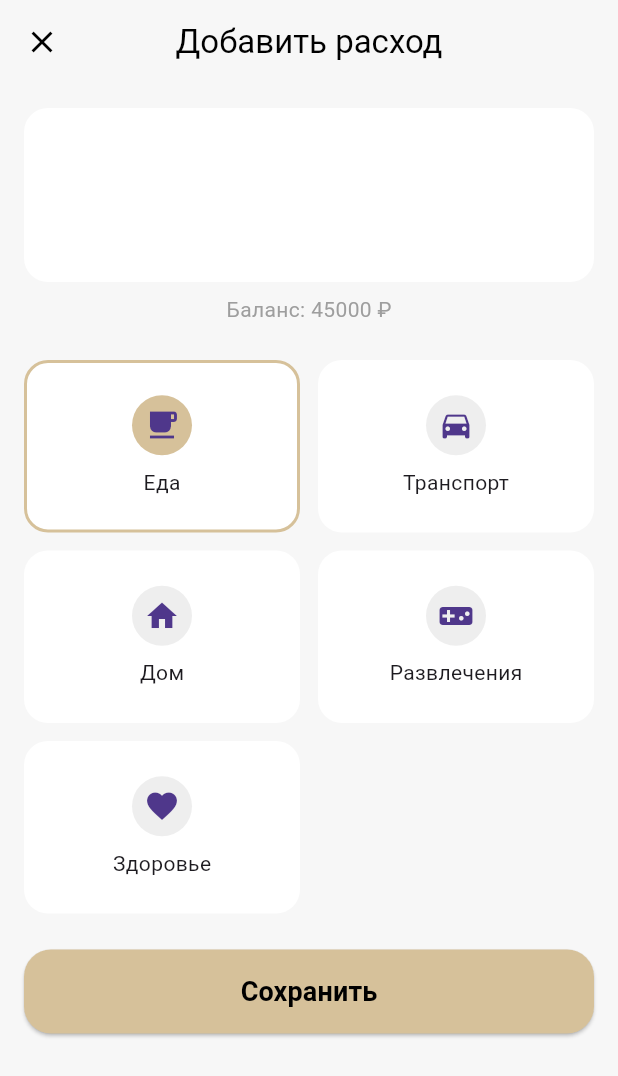
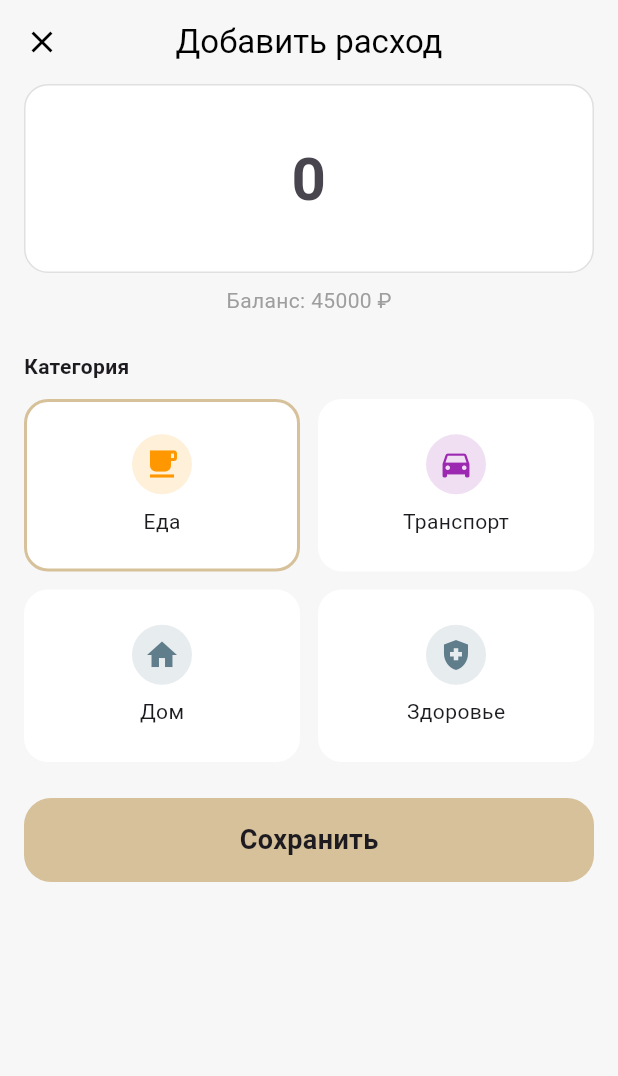
Before and after one commit to mrgsdev/budget_app, a Flutter app: the screen it shows after launch, after a tap on the "add" icon, on a phone screen of 412 x 824 dp. Shown: the top 1076 px of the screen. Run offline on Flutter 3.47's test engine with Material 3 defaults, Android fonts, the phone set to English and light mode, and no system bars; our stand-ins replace hive, hive_flutter; accounts and stored records are empty.

Commit message:
Изправление багов и начало добавления Hive

```diff
--- /dev/null
+++ b/budget_app/lib/data/categories_data.dart
@@ -0,0 +1,21 @@
+import 'package:flutter/material.dart';
+import '../models/category.dart';
+
+class CategoriesData {
+  static final List<Category> categories = [
+    Category(name: 'Еда', icon: Icons.local_cafe, color: Colors.orange),
+    Category(name: 'Транспорт',icon: Icons.directions_car,color: Colors.purple),
+    Category(name: 'Дом', icon: Icons.home, color: Colors.blueGrey),
+    Category(name: 'Здоровье', icon: Icons.health_and_safety_sharp, color: Colors.blueGrey),
+  ];
+
+  static void add(Category c) => categories.add(c);
+
+  static void update(int index, Category c) {
+    categories[index] = c;
+  }
+
+  static void remove(int index) {
+    categories.removeAt(index);
+  }
+}
--- a/budget_app/lib/main.dart
+++ b/budget_app/lib/main.dart
@@ -1,6 +1,22 @@
 import 'package:flutter/material.dart';
-import 'screens/home_screen.dart';
-void main() {
+import 'package:hive_flutter/hive_flutter.dart';
+
+import 'models/expense_model.dart';
+import 'models/currency.dart';
+import 'screens/main_screen.dart';
+
+void main() async {
+  WidgetsFlutterBinding.ensureInitialized();
+  await Hive.initFlutter();
+
+  // ✅ Регистрируем адаптеры
+  Hive.registerAdapter(ExpenseModelAdapter());
+  Hive.registerAdapter(CurrencyAdapter());
+
+  // ✅ Открываем box'ы
+  await Hive.openBox<ExpenseModel>('expenses');
+  await Hive.openBox('settings');
+
   runApp(const MyApp());
 }
 
@@ -11,7 +27,7 @@ class MyApp extends StatelessWidget {
   Widget build(BuildContext context) {
     return const MaterialApp(
       debugShowCheckedModeBanner: false,
-      home: HomeScreen(),
+      home: MainScreen(),
     );
   }
 }
--- /dev/null
+++ b/budget_app/lib/models/category.dart
@@ -0,0 +1,13 @@
+import 'package:flutter/material.dart';
+
+class Category {
+  final String name;
+  final IconData icon;
+  final Color color;
+
+  Category({
+    required this.name,
+    required this.icon,
+    required this.color,
+  });
+}
--- a/budget_app/lib/models/currency.dart
+++ b/budget_app/lib/models/currency.dart
@@ -1,16 +1,28 @@
-enum Currency { rub, usd, eur }
+import 'package:hive/hive.dart';
+
+part 'currency.g.dart';
+
+@HiveType(typeId: 2)
+enum Currency {
+  @HiveField(0)
+  rub,
+
+  @HiveField(1)
+  usd,
+
+  @HiveField(2)
+  eur,
+}
 
 extension CurrencyX on Currency {
   String get symbol {
     switch (this) {
-      case Currency.rub:
-        return '₽';
       case Currency.usd:
         return '\$';
       case Currency.eur:
         return '€';
+      case Currency.rub:
+        return '₽';
     }
   }
-
-  String get label => symbol;
 }
--- a/budget_app/lib/screens/add_expense_screen.dart
+++ b/budget_app/lib/screens/add_expense_screen.dart
@@ -1,18 +1,20 @@
 import 'package:flutter/material.dart';
 import 'package:flutter/services.dart';
-import 'package:intl/intl.dart';
+import '../models/expense.dart';
 import '../models/currency.dart';
-import '../models/expense.dart';
+import '../data/categories_data.dart';
+import '../models/category.dart';
 
 class AddExpenseScreen extends StatefulWidget {
   final int balance;
   final Currency currency;
-  final Expense? expense;
+  final Expense? expense; // для редактирования
+
   const AddExpenseScreen({
     super.key,
     required this.balance,
     required this.currency,
-    this.expense
+    this.expense,
   });
 
   @override
@@ -20,130 +22,153 @@ class AddExpenseScreen extends StatefulWidget {
 }
 
 class _AddExpenseScreenState extends State<AddExpenseScreen> {
-  final TextEditingController _controller = TextEditingController();
-  final NumberFormat _formatter = NumberFormat('#,###', 'ru_RU');
-
-  int _amount = 0;
-  String _category = 'Еда';
-
-  final List<_CategoryItem> _categories = const [
-    _CategoryItem('Еда', Icons.local_cafe),
-    _CategoryItem('Транспорт', Icons.directions_car),
-    _CategoryItem('Дом', Icons.home),
-    _CategoryItem('Развлечения', Icons.videogame_asset),
-    _CategoryItem('Здоровье', Icons.favorite),
-  ];
-
-  // @override
-  // void initState() {
-  //   super.initState();
-  //   _controller.text = '0';
-  // }
+  late TextEditingController _amountController;
+  late String _selectedCategory;
 
   @override
   void initState() {
     super.initState();
 
-  if (widget.expense != null) {
-    _amount = widget.expense!.amount;
-    _category = widget.expense!.category;
-    _controller.text = _formatter.format(_amount);
+    _amountController = TextEditingController(
+      text: widget.expense != null
+          ? widget.expense!.amount.toString()
+          : '',
+    );
+
+    _selectedCategory = widget.expense?.category ??
+        CategoriesData.categories.first.name;
   }
-}
+
   @override
   void dispose() {
-    _controller.dispose();
+    _amountController.dispose();
     super.dispose();
   }
 
-  void _onChanged(String value) {
-    final digits = value.replaceAll(RegExp(r'\D'), '');
-    final parsed = int.tryParse(digits) ?? 0;
-    final limited = parsed > widget.balance ? widget.balance : parsed;
+  void _save() {
+    int amount = int.tryParse(_amountController.text) ?? 0;
 
-    setState(() => _amount = limited);
+    if (amount <= 0) return;
 
-    final formatted =
-        _formatter.format(limited).replaceAll(',', ' ');
-
-    if (_controller.text != formatted) {
-      _controller.value = TextEditingValue(
-        text: formatted,
-        selection: TextSelection.collapsed(offset: formatted.length),
-      );
+    // 🔒 финальная защита
+    if (amount > widget.balance) {
+      amount = widget.balance;
     }
-  }
-
-  void _save() {
-    if (_amount == 0) return;
 
     Navigator.pop(
       context,
       Expense(
-    title: _category,
-    category: _category,
-    amount: _amount,
-    date: widget.expense?.date ?? DateTime.now(),
+        title: _selectedCategory,
+        category: _selectedCategory,
+        amount: amount,
+        date: DateTime.now(),
       ),
     );
   }
 
   @override
   Widget build(BuildContext context) {
+    final categories = CategoriesData.categories;
+
     return GestureDetector(
       onTap: () => FocusScope.of(context).unfocus(),
       child: Scaffold(
         resizeToAvoidBottomInset: true,
         backgroundColor: const Color(0xFFF7F7F7),
         appBar: AppBar(
+          elevation: 0,
           backgroundColor: Colors.transparent,
-          elevation: 0,
           leading: IconButton(
             icon: const Icon(Icons.close, color: Colors.black),
             onPressed: () => Navigator.pop(context),
           ),
-          title: const Text('Добавить расход',
-              style: TextStyle(color: Colors.black)),
+          title: const Text(
+            'Добавить расход',
+            style: TextStyle(color: Colors.black),
+          ),
           centerTitle: true,
         ),
-        body: SingleChildScrollView(
-          padding: const EdgeInsets.all(16),
+        body: SafeArea(
+          child: SingleChildScrollView(
+            padding: EdgeInsets.only(
+              left: 16,
+              right: 16,
+              bottom: MediaQuery.of(context).viewInsets.bottom + 16,
+            ),
             child: Column(
+              crossAxisAlignment: CrossAxisAlignment.start,
               children: [
+                // ===== AMOUNT =====
                 Container(
-                padding: const EdgeInsets.symmetric(vertical: 20),
+                  padding: const EdgeInsets.symmetric(vertical: 24),
                   decoration: BoxDecoration(
                     color: Colors.white,
                     borderRadius: BorderRadius.circular(16),
+                    border: Border.all(color: Colors.grey.shade300),
                   ),
                   child: Center(
-                  child: SizedBox(
-                    width: 220,
                     child: TextField(
-                      controller: _controller,
+                      controller: _amountController,
                       keyboardType: TextInputType.number,
                       inputFormatters: [
-                        FilteringTextInputFormatter.digitsOnly
+                        FilteringTextInputFormatter.digitsOnly,
+
+                        // 🔒 Ограничение по балансу прямо при вводе
+                        TextInputFormatter.withFunction(
+                          (oldValue, newValue) {
+                            final value =
+                                int.tryParse(newValue.text);
+                            if (value != null &&
+                                value > widget.balance) {
+                              final text =
+                                  widget.balance.toString();
+                              return TextEditingValue(
+                                text: text,
+                                selection:
+                                    TextSelection.collapsed(
+                                  offset: text.length,
+                                ),
+                              );
+                            }
+                            return newValue;
+                          },
+                        ),
                       ],
                       textAlign: TextAlign.center,
                       style: const TextStyle(
-                          fontSize: 40, fontWeight: FontWeight.bold),
-                      decoration: const InputDecoration(border: InputBorder.none),
-                      onChanged: _onChanged,
+                        fontSize: 40,
+                        fontWeight: FontWeight.bold,
+                      ),
+                      decoration: const InputDecoration(
+                        border: InputBorder.none,
+                        hintText: '0',
                       ),
                     ),
                   ),
                 ),
+
                 const SizedBox(height: 8),
-              Text(
+
+                Center(
+                  child: Text(
                     'Баланс: ${widget.balance} ${widget.currency.symbol}',
                     style: const TextStyle(color: Colors.grey),
                   ),
+                ),
+
                 const SizedBox(height: 24),
+
+                // ===== CATEGORY =====
+                const Text(
+                  'Категория',
+                  style: TextStyle(fontWeight: FontWeight.w600),
+                ),
+                const SizedBox(height: 12),
+
                 GridView.builder(
                   shrinkWrap: true,
                   physics: const NeverScrollableScrollPhysics(),
-                itemCount: _categories.length,
+                  itemCount: categories.length,
                   gridDelegate:
                       const SliverGridDelegateWithFixedCrossAxisCount(
                     crossAxisCount: 2,
@@ -152,14 +177,19 @@ Navigator.pop(
                     childAspectRatio: 1.6,
                   ),
                   itemBuilder: (_, i) {
-                  final item = _categories[i];
-                  final selected = item.title == _category;
+                    final Category c = categories[i];
+                    final selected =
+                        c.name == _selectedCategory;
+
                     return GestureDetector(
-                    onTap: () => setState(() => _category = item.title),
+                      onTap: () => setState(
+                        () => _selectedCategory = c.name,
+                      ),
                       child: Container(
                         decoration: BoxDecoration(
                           color: Colors.white,
-                        borderRadius: BorderRadius.circular(16),
+                          borderRadius:
+                              BorderRadius.circular(16),
                           border: Border.all(
                             color: selected
                                 ? const Color(0xFFD6C19A)
@@ -168,52 +198,52 @@ Navigator.pop(
                           ),
                         ),
                         child: Column(
-                        mainAxisAlignment: MainAxisAlignment.center,
+                          mainAxisAlignment:
+                              MainAxisAlignment.center,
                           children: [
                             CircleAvatar(
-                            backgroundColor: selected
-                                ? const Color(0xFFD6C19A)
-                                : Colors.grey.shade200,
-                            child: Icon(item.icon),
+                              backgroundColor:
+                                  c.color.withOpacity(0.15),
+                              child:
+                                  Icon(c.icon, color: c.color),
                             ),
                             const SizedBox(height: 8),
-                          Text(item.title),
+                            Text(c.name),
                           ],
                         ),
                       ),
                     );
                   },
                 ),
+
                 const SizedBox(height: 24),
-              SizedBox(
-                width: double.infinity,
+
+                // ===== SAVE BUTTON =====
+                GestureDetector(
+                  onTap: _save,
+                  child: Container(
                     height: 56,
-                child: ElevatedButton(
-                  onPressed: _save,
-                  style: ElevatedButton.styleFrom(
-                    backgroundColor: const Color(0xFFD6C19A),
-                    shape: RoundedRectangleBorder(
-                      borderRadius: BorderRadius.circular(18),
+                    decoration: BoxDecoration(
+                      color: const Color(0xFFD6C19A),
+                      borderRadius:
+                          BorderRadius.circular(18),
                     ),
-                  ),
-                  child: const Text('Сохранить',
+                    child: const Center(
+                      child: Text(
+                        'Сохранить',
                         style: TextStyle(
                           fontSize: 18,
                           fontWeight: FontWeight.w600,
-                          color: Colors.black)),
+                        ),
+                      ),
+                    ),
                   ),
                 ),
               ],
             ),
           ),
         ),
+      ),
     );
   }
 }
-
-class _CategoryItem {
-  final String title;
-  final IconData icon;
-
-  const _CategoryItem(this.title, this.icon);
-}
--- a/budget_app/lib/screens/budget_setup_screen.dart
+++ b/budget_app/lib/screens/budget_setup_screen.dart
@@ -150,7 +150,7 @@ class _BudgetSetupScreenState extends State<BudgetSetupScreen> {
                 ),
                 child: Center(
                   child: Text(
-                    c.label,
+                    c.symbol,
                     style: TextStyle(
                       fontSize: 16,
                       color: selected ? Colors.black : Colors.grey,
--- /dev/null
+++ b/budget_app/lib/screens/categories_screen.dart
@@ -0,0 +1,112 @@
+import 'package:flutter/material.dart';
+import '../data/categories_data.dart';
+import '../models/expense.dart';
+import 'add_category_screen.dart';
+
+class CategoriesScreen extends StatefulWidget {
+  final List<Expense> expenses;
+
+  const CategoriesScreen({super.key, required this.expenses});
+
+  @override
+  State<CategoriesScreen> createState() => _CategoriesScreenState();
+}
+
+class _CategoriesScreenState extends State<CategoriesScreen> {
+  @override
+  Widget build(BuildContext context) {
+    final categories = CategoriesData.categories;
+
+    return Scaffold(
+      appBar: AppBar(title: const Text('Категории')),
+      body: ListView.builder(
+        itemCount: categories.length,
+        itemBuilder: (_, i) {
+          final c = categories[i];
+
+          final isProtected = i < 4;
+
+          return Dismissible(
+            key: ValueKey(c.name),
+
+            // 🚫 запрещаем свайп для первых 4 категорий
+            direction: isProtected
+                ? DismissDirection.none
+                : DismissDirection.endToStart,
+
+            background: Container(
+              alignment: Alignment.centerRight,
+              padding: const EdgeInsets.only(right: 20),
+              color: Colors.red,
+              child: const Icon(Icons.delete, color: Colors.white),
+            ),
+
+            confirmDismiss: (_) async {
+              if (isProtected) {
+                ScaffoldMessenger.of(context).showSnackBar(
+                  const SnackBar(content: Text('Эту категорию нельзя удалить')),
+                );
+                return false;
+              }
+
+              final used = widget.expenses.any((e) => e.category == c.name);
+
+              if (used) {
+                ScaffoldMessenger.of(context).showSnackBar(
+                  const SnackBar(
+                    content: Text('Категория используется в расходах'),
+                  ),
+                );
+                return false;
+              }
+
+              return true;
+            },
+
+            onDismissed: (_) {
+              setState(() {
+                CategoriesData.remove(i);
+              });
+            },
+
+            child: ListTile(
+              leading: CircleAvatar(
+                backgroundColor: c.color.withOpacity(0.2),
+                child: Icon(c.icon, color: c.color),
+              ),
+              title: Text(c.name),
+
+              // ✏️ иконка редактирования только для пользовательских
+              trailing: isProtected
+                  ? const Icon(Icons.lock, size: 18, color: Colors.grey)
+                  : const Icon(Icons.edit),
+
+              onTap: isProtected
+                  ? null
+                  : () async {
+                      await Navigator.push(
+                        context,
+                        MaterialPageRoute(
+                          builder: (_) =>
+                              AddCategoryScreen(category: c, index: i),
+                        ),
+                      );
+                      setState(() {});
+                    },
+            ),
+          );
+        },
+      ),
+      floatingActionButton: FloatingActionButton(
+        onPressed: () async {
+          await Navigator.push(
+            context,
+            MaterialPageRoute(builder: (_) => const AddCategoryScreen()),
+          );
+          setState(() {});
+        },
+        child: const Icon(Icons.add),
+      ),
+    );
+  }
+}
--- a/budget_app/lib/screens/home_screen.dart
+++ b/budget_app/lib/screens/home_screen.dart
@@ -5,7 +5,14 @@ import 'add_expense_screen.dart';
 import 'budget_setup_screen.dart';
 
 class HomeScreen extends StatefulWidget {
-  const HomeScreen({super.key});
+  final List<Expense> expenses;
+  final VoidCallback onExpensesChanged;
+
+  const HomeScreen({
+    super.key,
+    required this.expenses,
+    required this.onExpensesChanged,
+  });
 
   @override
   State<HomeScreen> createState() => _HomeScreenState();
@@ -245,11 +252,12 @@ return Dismissible(
         ),
       ),
       floatingActionButton: FloatingActionButton(
+        heroTag: 'home_fab',
         backgroundColor: const Color(0xFFD6C19A),
         onPressed: _openAddExpense,
         child: const Icon(Icons.add, color: Colors.black),
       ),
-      bottomNavigationBar: const _BottomNav(),
+
     );
   }
 }
@@ -487,29 +495,3 @@ class _InfoCard extends StatelessWidget {
     );
   }
 }
-
-// ================= BOTTOM NAV =================
-
-class _BottomNav extends StatelessWidget {
-  const _BottomNav();
-
-  @override
-  Widget build(BuildContext context) {
-    return BottomNavigationBar(
-      currentIndex: 0,
-      selectedItemColor: const Color(0xFFD6C19A),
-      unselectedItemColor: Colors.grey,
-      type: BottomNavigationBarType.fixed,
-      items: const [
-        BottomNavigationBarItem(
-            icon: Icon(Icons.home), label: 'Главная'),
-        BottomNavigationBarItem(
-            icon: Icon(Icons.bar_chart), label: 'Отчёты'),
-        BottomNavigationBarItem(
-            icon: Icon(Icons.account_balance), label: 'Счета'),
-        BottomNavigationBarItem(
-            icon: Icon(Icons.settings), label: 'Настройки'),
-      ],
-    );
-  }
-}
--- /dev/null
+++ b/budget_app/lib/screens/main_screen.dart
@@ -0,0 +1,67 @@
+import 'package:flutter/material.dart';
+import '../models/expense.dart';
+import 'home_screen.dart';
+import 'categories_screen.dart';
+
+class MainScreen extends StatefulWidget {
+  const MainScreen({super.key});
+
+  @override
+  State<MainScreen> createState() => _MainScreenState();
+}
+
+class _MainScreenState extends State<MainScreen> {
+  int _currentIndex = 0;
+
+  // ✅ ОБЩЕЕ СОСТОЯНИЕ
+  final List<Expense> _expenses = [];
+
+  @override
+  Widget build(BuildContext context) {
+    final screens = [
+      HomeScreen(
+        expenses: _expenses,
+        onExpensesChanged: () => setState(() {}),
+      ),
+      CategoriesScreen(
+        expenses: _expenses,
+      ),
+      const Placeholder(), // Отчёты
+      const Placeholder(), // Настройки
+    ];
+
+    return Scaffold(
+      body: IndexedStack(
+        index: _currentIndex,
+        children: screens,
+      ),
+      bottomNavigationBar: BottomNavigationBar(
+        currentIndex: _currentIndex,
+        selectedItemColor: const Color(0xFFD6C19A),
+        unselectedItemColor: Colors.grey,
+        type: BottomNavigationBarType.fixed,
+        onTap: (index) {
+          setState(() => _currentIndex = index);
+        },
+        items: const [
+          BottomNavigationBarItem(
+            icon: Icon(Icons.home),
+            label: 'Главная',
+          ),
+          BottomNavigationBarItem(
+            icon: Icon(Icons.category),
+            label: 'Категории',
+          ),
+          BottomNavigationBarItem(
+            icon: Icon(Icons.bar_chart),
+            label: 'Отчёты',
+          ),
+          BottomNavigationBarItem(
+            icon: Icon(Icons.settings),
+            label: 'Настройки',
+          ),
+        ],
+      ),
+    );
+  }
+}
--- a/budget_app/pubspec.yaml
+++ b/budget_app/pubspec.yaml
@@ -10,11 +10,15 @@ dependencies:
   flutter:
     sdk: flutter
   intl: ^0.18.1
+  hive: ^2.2.3
+  hive_flutter: ^1.1.0
 
 dev_dependencies:
   flutter_test:
     sdk: flutter
   flutter_lints: ^6.0.0
+  hive_generator: ^2.0.1
+  build_runner: ^2.4.6
 
 flutter:
   uses-material-design: true
```
Also changed, not shown: budget_app/lib/models/expense_model.dart (added, +25 -0 lines), budget_app/lib/screens/add_category_screen.dart (added, +192 -0 lines), budget_app/lib/models/currency.g.dart (added), budget_app/lib/models/expense_model.g.dart (added), budget_app/pubspec.lock, 10 other files. Lines whose indentation alone changed are shown as unchanged.
